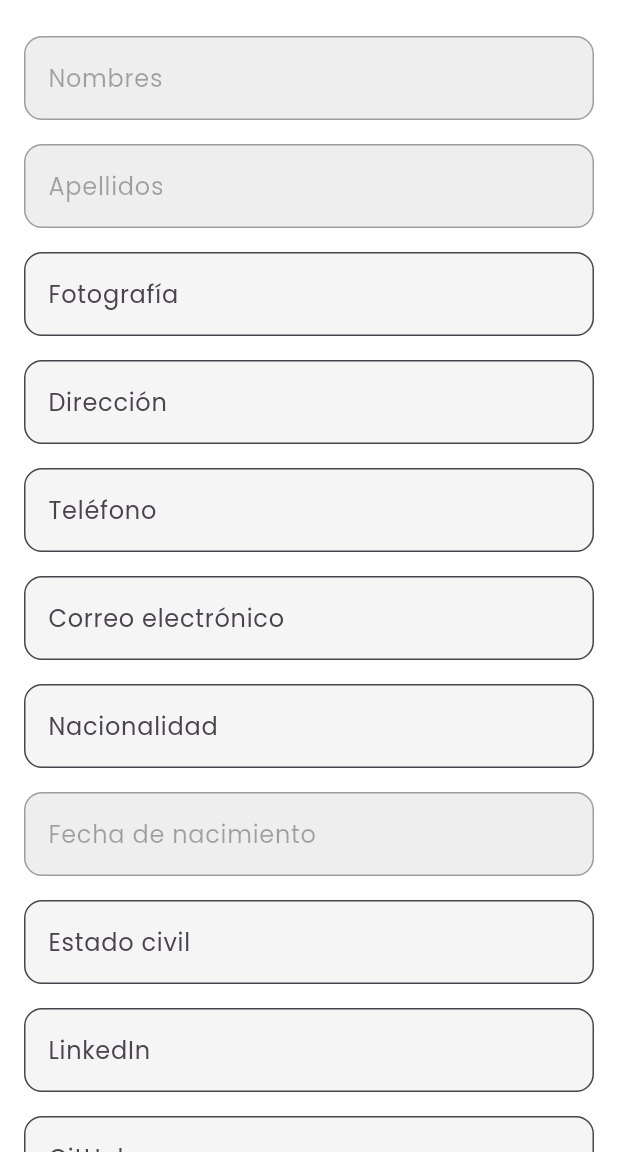
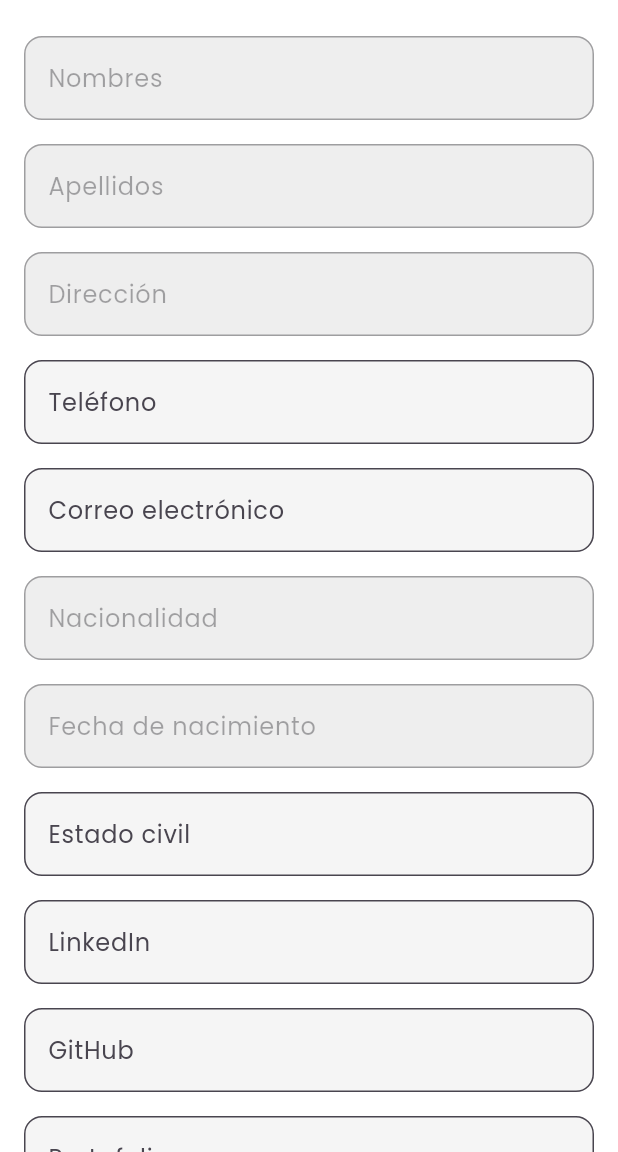
Before and after one commit to slopma/Scanner_CV, a Flutter app: the screen it shows after launch, after a tap on "Editar", on a phone screen of 412 x 824 dp, the part 84-1236 px from its top. Run offline on Flutter 3.47's test engine with Material 3 defaults, Android fonts, the phone set to English and light mode, and no system bars; our stand-ins replace google_fonts, supabase_flutter; accounts and stored records are empty; network calls fail.

Commit message:
Cambiar colores y secciones

```diff
--- a/lib/EditProfileScreen.dart
+++ b/lib/EditProfileScreen.dart
@@ -19,7 +19,6 @@ class _EditProfileScreenState extends State<EditProfileScreen> {
   final Map<String, String> fieldMapping = {
     "Nombres": "nombres",
     "Apellidos": "apellidos",
-    "Fotografía": "fotografia",
     "Dirección": "direccion",
     "Teléfono": "telefono",
     "Correo electrónico": "correo",
@@ -53,6 +52,8 @@ class _EditProfileScreenState extends State<EditProfileScreen> {
     "Nombres",
     "Apellidos",
     "Fecha de nacimiento",
+    "Nacionalidad",
+    "Dirección",
   };
 
   @override
@@ -138,7 +139,7 @@ class _EditProfileScreenState extends State<EditProfileScreen> {
                     controller: _controllers[label],
                     enabled: !isDisabled,
                     style: GoogleFonts.poppins(
-                      color: isDisabled ? Colors.grey : Colors.black87,
+                      color: isDisabled ? Colors.grey  : Colors.black87,
                     ),
                     decoration: InputDecoration(
                       labelText: label,
```
Also changed, not shown: lib/perfil2.dart (+8 -6 lines).
